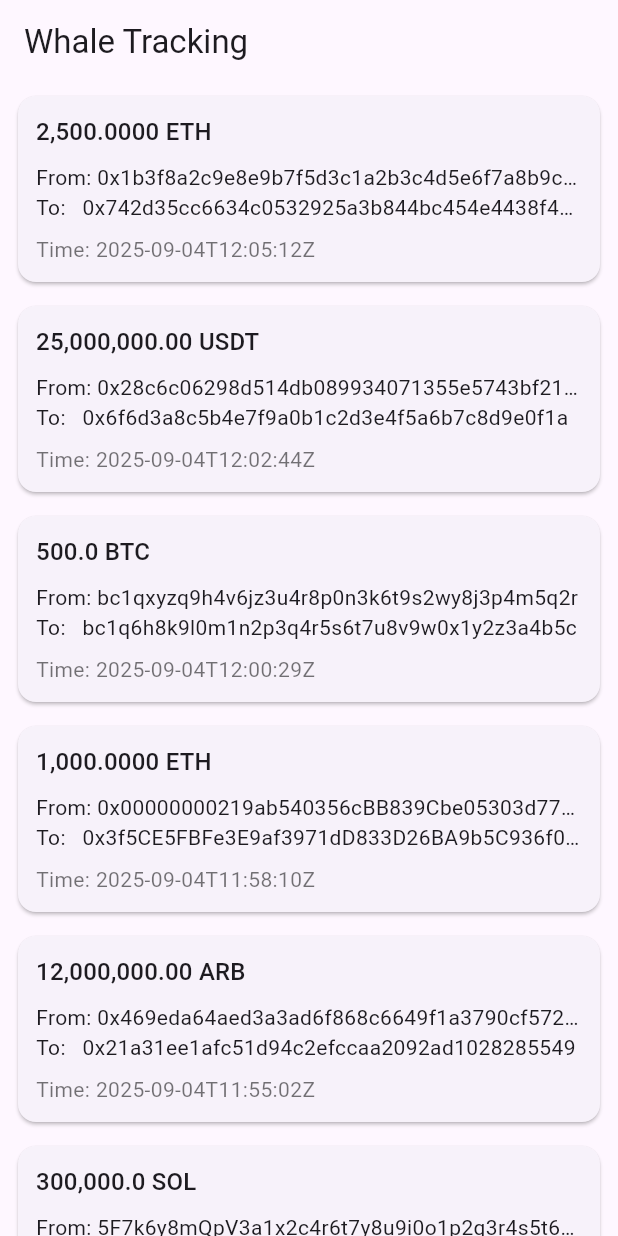
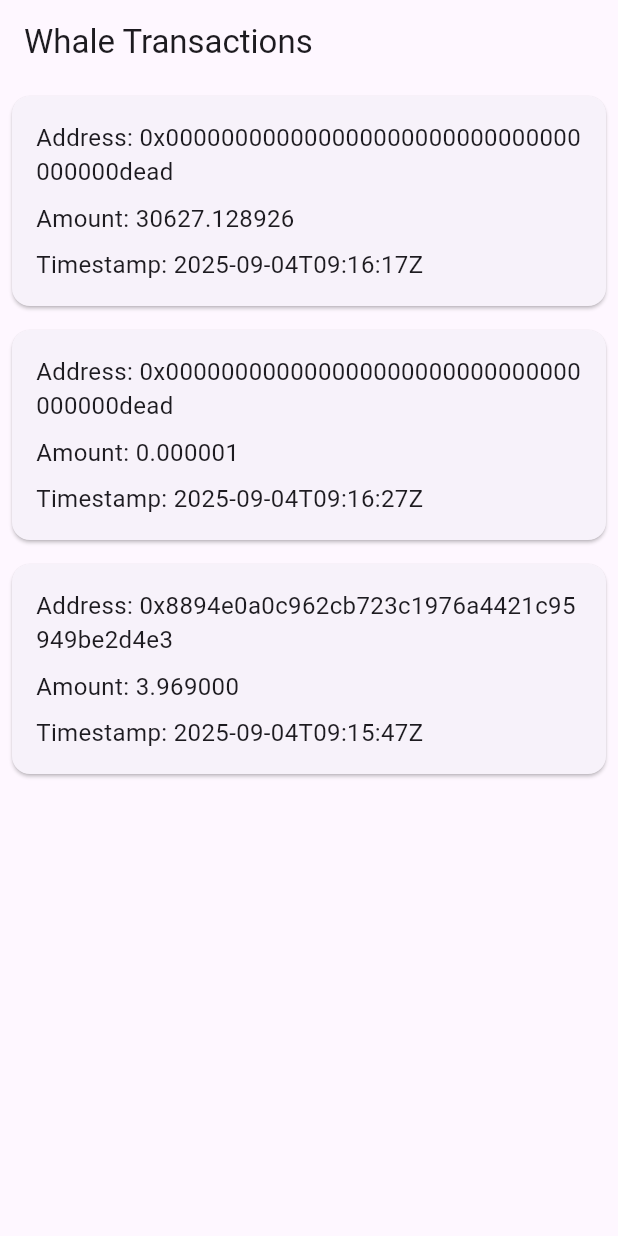
Before and after one commit to ygtsmt/crew_deneme, a Flutter app: the screen it shows after launch, on a phone screen of 412 x 824 dp. Run offline on Flutter 3.47's test engine with Material 3 defaults, Android fonts, the phone set to English and light mode, and no system bars.

Commit message:
Automated code generation for whale tracking application.

```diff
--- a/lib/main.dart
+++ b/lib/main.dart
@@ -1,126 +1,58 @@
-// Simple Whale Tracking ListView with hardcoded data
 import 'package:flutter/material.dart';
 
 void main() {
-  runApp(const WhaleApp());
+  runApp(WhaleTrackingApp());
 }
 
-class WhaleApp extends StatelessWidget {
-  const WhaleApp({super.key});
-
+class WhaleTrackingApp extends StatelessWidget {
   @override
   Widget build(BuildContext context) {
     return MaterialApp(
-      title: 'Whale Tracker',
-      home: const WhaleListPage(),
-      debugShowCheckedModeBanner: false,
+      title: 'Whale Tracking',
+      home: WhaleListScreen(),
     );
   }
 }
 
-final List<Map<String, String>> whaleTransactions = [
+class WhaleListScreen extends StatelessWidget {
+  final List<Map<String, dynamic>> transactions = [
     {
-    'from': '0x1b3f8a2c9e8e9b7f5d3c1a2b3c4d5e6f7a8b9c0d',
-    'to': '0x742d35cc6634c0532925a3b844bc454e4438f44e',
-    'amount': '2,500.0000 ETH',
-    'timestamp': '2025-09-04T12:05:12Z',
+      "whale_address": "0x000000000000000000000000000000000000dead",
+      "value_formatted": "30627.128926",
+      "timestamp": "2025-09-04T09:16:17Z"
     },
     {
-    'from': '0x28c6c06298d514db089934071355e5743bf21d60',
-    'to': '0x6f6d3a8c5b4e7f9a0b1c2d3e4f5a6b7c8d9e0f1a',
-    'amount': '25,000,000.00 USDT',
-    'timestamp': '2025-09-04T12:02:44Z',
+      "whale_address": "0x000000000000000000000000000000000000dead",
+      "value_formatted": "0.000001",
+      "timestamp": "2025-09-04T09:16:27Z"
     },
     {
-    'from': 'bc1qxyzq9h4v6jz3u4r8p0n3k6t9s2wy8j3p4m5q2r',
-    'to': 'bc1q6h8k9l0m1n2p3q4r5s6t7u8v9w0x1y2z3a4b5c',
-    'amount': '500.0 BTC',
-    'timestamp': '2025-09-04T12:00:29Z',
-  },
-  {
-    'from': '0x00000000219ab540356cBB839Cbe05303d7705Fa',
-    'to': '0x3f5CE5FBFe3E9af3971dD833D26BA9b5C936f0bE',
-    'amount': '1,000.0000 ETH',
-    'timestamp': '2025-09-04T11:58:10Z',
-  },
-  {
-    'from': '0x469eda64aed3a3ad6f868c6649f1a3790cf57208',
-    'to': '0x21a31ee1afc51d94c2efccaa2092ad1028285549',
-    'amount': '12,000,000.00 ARB',
-    'timestamp': '2025-09-04T11:55:02Z',
-  },
-  {
-    'from': '5F7k6y8mQpV3a1x2c4r6t7y8u9i0o1p2q3r4s5t6u7v',
-    'to': '4Nd1b5X2Y7sP8o3k6L9m0n1B2v3C4x5Z6Q7w8e9r0t',
-    'amount': '300,000.0 SOL',
-    'timestamp': '2025-09-04T11:51:18Z',
-  },
-  {
-    'from': '0x5abfec25f74cd88437631a7731906932776356f9',
-    'to': '0x7F19720A857F834887FC9A7bC0a0fBe7FcB9d96F',
-    'amount': '200.0000 ETH',
-    'timestamp': '2025-09-04T11:49:20Z',
-  },
-  {
-    'from': '0x564286362092D8e7936f0549571a803B203aAceD',
-    'to': '0x4e83362442b8d1bec281594cea3050c8eb01311c',
-    'amount': '50,000,000.00 USDC',
-    'timestamp': '2025-09-04T11:46:03Z',
-  },
-  {
-    'from': '0x7Be8076f4EA4A4AD08075C2508e481d6C946D12b',
-    'to': '0x21a31ee1afc51d94c2efccaa2092ad1028285549',
-    'amount': '3,000.0000 WETH',
-    'timestamp': '2025-09-04T11:42:57Z',
-  },
-  {
-    'from': '0x1cf0e3e8b2b9a5b362315a4f7c9d3a6b8f4e5d7c',
-    'to': '0x5dB3C1bE5f2d7cE8aA2E41a2eB5C9C2a47a0eF4d',
-    'amount': '8,500,000.00 ARB',
-    'timestamp': '2025-09-04T11:40:11Z',
-  },
+      "whale_address": "0x8894e0a0c962cb723c1976a4421c95949be2d4e3",
+      "value_formatted": "3.969000",
+      "timestamp": "2025-09-04T09:15:47Z"
+    }
   ];
-
-class WhaleListPage extends StatelessWidget {
-  const WhaleListPage({super.key});
 
   @override
   Widget build(BuildContext context) {
     return Scaffold(
-      appBar: AppBar(
-        title: const Text('Whale Tracking'),
-      ),
+      appBar: AppBar(title: Text('Whale Transactions')),
       body: ListView.builder(
-        itemCount: whaleTransactions.length,
+        itemCount: transactions.length,
         itemBuilder: (context, index) {
-          final tx = whaleTransactions[index];
+          final transaction = transactions[index];
           return Card(
-            margin: const EdgeInsets.symmetric(horizontal: 12, vertical: 8),
+            margin: EdgeInsets.all(8.0),
             child: Padding(
-              padding: const EdgeInsets.all(12.0),
+              padding: EdgeInsets.all(16.0),
               child: Column(
                 crossAxisAlignment: CrossAxisAlignment.start,
-                children: [
-                  Text(
-                    tx['amount'] ?? '',
-                    style: Theme.of(context).textTheme.titleMedium,
-                  ),
-                  const SizedBox(height: 8),
-                  Text(
-                    'From: ${tx['from']}',
-                    maxLines: 1,
-                    overflow: TextOverflow.ellipsis,
-                  ),
-                  Text(
-                    'To:   ${tx['to']}',
-                    maxLines: 1,
-                    overflow: TextOverflow.ellipsis,
-                  ),
-                  const SizedBox(height: 8),
-                  Text(
-                    'Time: ${tx['timestamp']}',
-                    style: const TextStyle(color: Colors.black54),
-                  ),
+                children: <Widget>[
+                  Text('Address: ${transaction['whale_address']}', style: TextStyle(fontSize: 16)),
+                  SizedBox(height: 8),
+                  Text('Amount: ${transaction['value_formatted']}', style: TextStyle(fontSize: 16)),
+                  SizedBox(height: 8),
+                  Text('Timestamp: ${transaction['timestamp']}', style: TextStyle(fontSize: 16)),
                 ],
               ),
             ),
```
Lines whose indentation alone changed are shown as unchanged.
